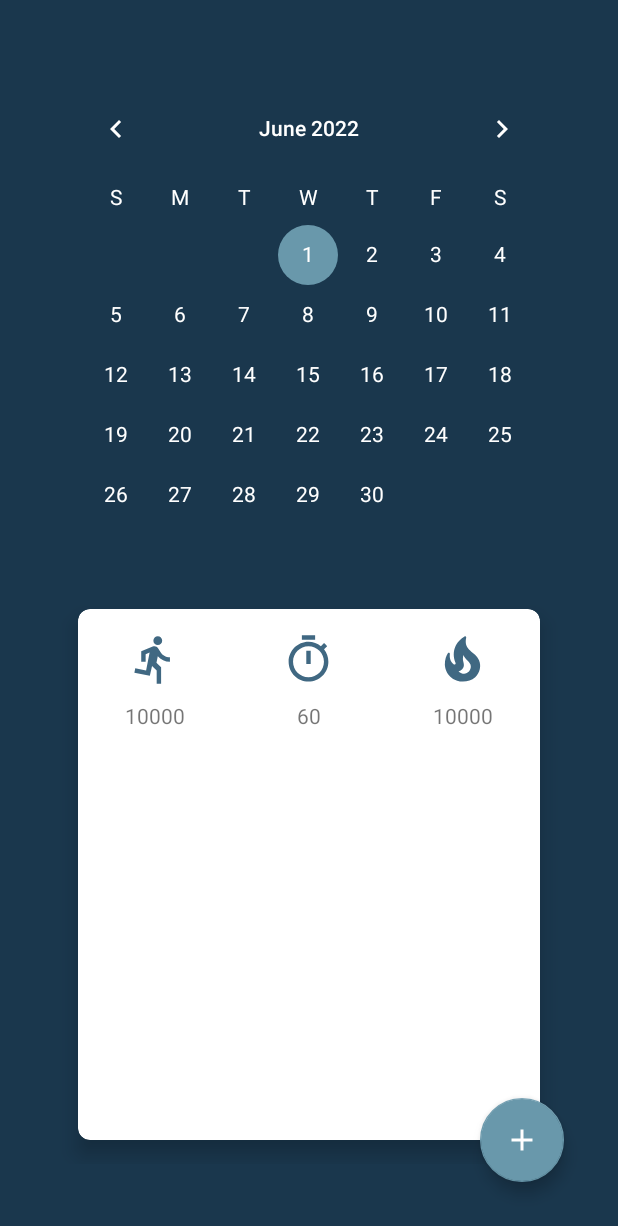
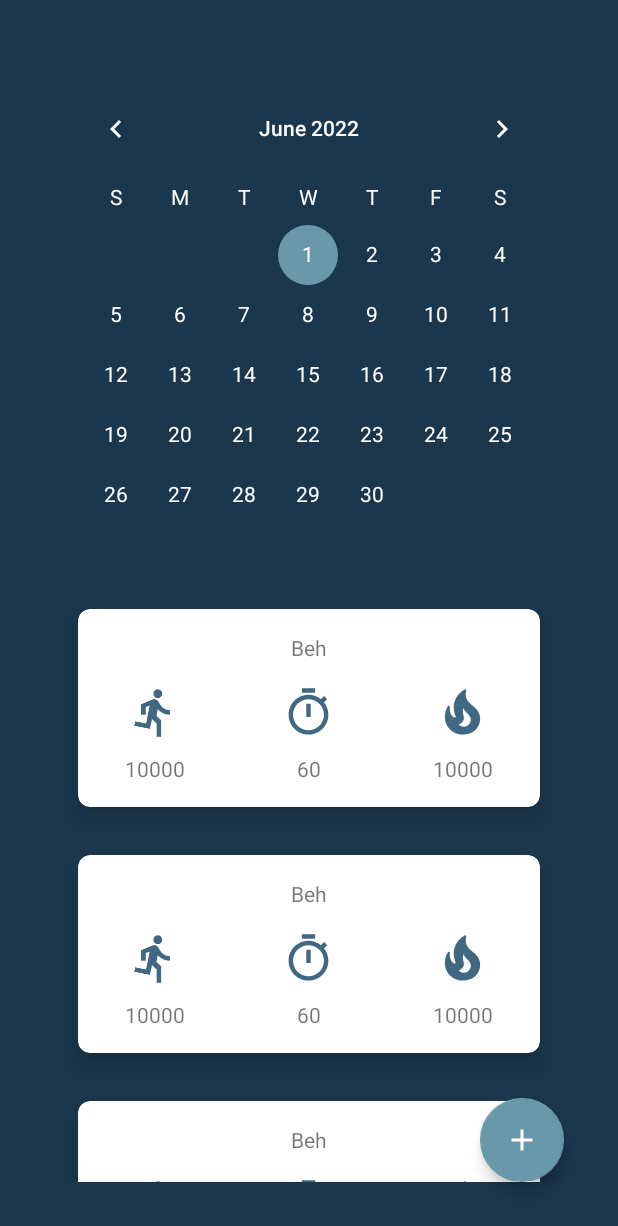
Before and after one commit to xxroman-tech/BeActive, an Android app: the layout fragment_main_application.xml on its own in the app's theme, with its tools: preview values and no code run, on a phone screen of 412 x 824 dp. Shown: the top 1226 px of the screen. Run offline under Robolectric (Android 15) with nearby library versions, the phone set to English and light mode, and no system bars.

Commit message:
#18 Pridanie text druhu aktivity do carty

```diff
--- /dev/null
+++ b/app/src/main/java/com/romanlojko/beactive/RecycleViewAdapter.kt
@@ -0,0 +1,31 @@
+package com.romanlojko.beactive
+
+import android.view.View
+import android.view.ViewGroup
+import android.widget.TextView
+import androidx.recyclerview.widget.RecyclerView
+
+class RecycleViewAdapter(private val activityList: ArrayList<UserActivity>): RecyclerView.Adapter<RecycleViewAdapter.MyViewHolder> {
+
+    override fun onCreateViewHolder(parent: ViewGroup, viewType: Int): MyViewHolder {
+        TODO()
+    }
+
+    override fun onBindViewHolder(holder: MyViewHolder, position: Int) {
+        TODO()
+    }
+
+    override fun getItemCount(): Int {
+        return activityList.size
+    }
+
+
+    class MyViewHolder(itemView: View) : RecyclerView.ViewHolder(itemView) {
+
+        val caloriesBurned: TextView = itemView.findViewById(R.id.textViewBurnedCalories)
+        val totalSteps: TextView = itemView.findViewById(R.id.textViewSteps)
+        val
+
+    }
+
+}
--- a/app/src/main/res/layout/activity_item.xml
+++ b/app/src/main/res/layout/activity_item.xml
@@ -14,6 +14,19 @@
 
         <LinearLayout
             android:layout_width="match_parent"
+            android:layout_height="match_parent"
+            android:orientation="vertical">
+
+            <TextView
+                android:id="@+id/textViewTypeOfActivity"
+                android:layout_width="wrap_content"
+                android:layout_height="wrap_content"
+                android:layout_gravity="center"
+                android:paddingTop="16dp"
+                android:text="Beh" />
+
+            <LinearLayout
+                android:layout_width="match_parent"
                 android:layout_height="wrap_content"
                 android:orientation="horizontal"
                 tools:ignore="MissingConstraints">
@@ -21,9 +34,9 @@
                 <LinearLayout
                     android:layout_width="match_parent"
                     android:layout_height="match_parent"
-                android:padding="16dp"
                     android:layout_weight="1"
-                android:orientation="vertical">
+                    android:orientation="vertical"
+                    android:padding="16dp">
 
                     <ImageView
                         android:id="@+id/imageView"
@@ -36,17 +49,17 @@
                         android:id="@+id/textViewSteps"
                         android:layout_width="match_parent"
                         android:layout_height="wrap_content"
-                    android:textAlignment="center"
                         android:paddingTop="10dp"
-                    android:text="10000"/>
+                        android:text="10000"
+                        android:textAlignment="center" />
                 </LinearLayout>
 
                 <LinearLayout
                     android:layout_width="match_parent"
                     android:layout_height="match_parent"
                     android:layout_weight="1"
-                android:padding="16dp"
-                android:orientation="vertical">
+                    android:orientation="vertical"
+                    android:padding="16dp">
 
                     <ImageView
                         android:id="@+id/imageView2"
@@ -59,17 +72,17 @@
                         android:id="@+id/textViewTime"
                         android:layout_width="match_parent"
                         android:layout_height="wrap_content"
-                    android:textAlignment="center"
                         android:paddingTop="10dp"
-                    android:text="60"/>
+                        android:text="60"
+                        android:textAlignment="center" />
                 </LinearLayout>
 
                 <LinearLayout
                     android:layout_width="match_parent"
                     android:layout_height="match_parent"
                     android:layout_weight="1"
-                android:padding="16dp"
-                android:orientation="vertical">
+                    android:orientation="vertical"
+                    android:padding="16dp">
 
                     <ImageView
                         android:id="@+id/imageView3"
@@ -83,9 +96,13 @@
                         android:layout_width="match_parent"
                         android:layout_height="wrap_content"
                         android:paddingTop="10dp"
-                    android:textAlignment="center"
-                    android:text="10000"/>
+                        android:text="10000"
+                        android:textAlignment="center" />
+
+                </LinearLayout>
+
             </LinearLayout>
         </LinearLayout>
+
     </androidx.constraintlayout.widget.ConstraintLayout>
 </androidx.cardview.widget.CardView>
```
Lines whose indentation alone changed are shown as unchanged.
